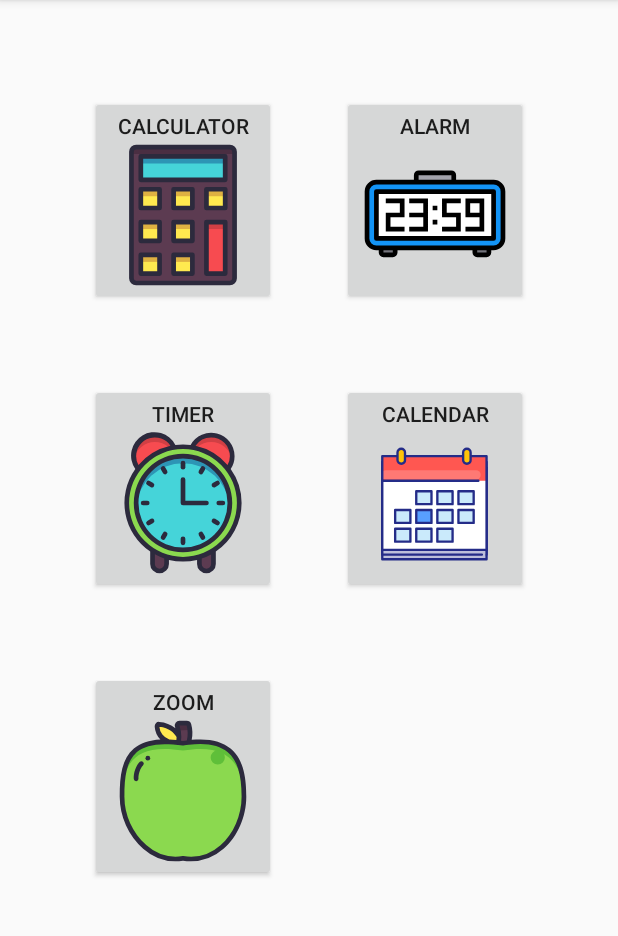
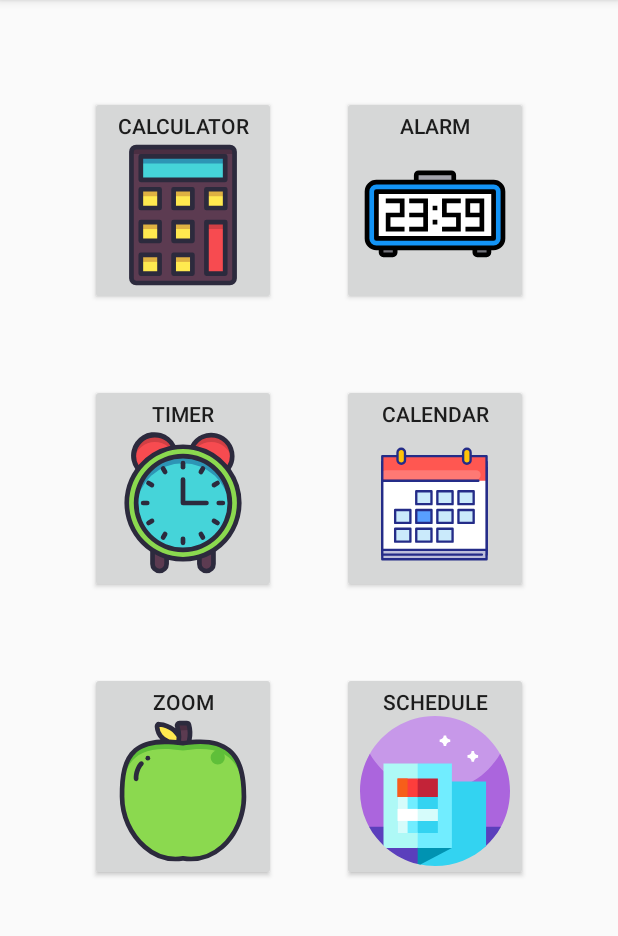
Before and after one commit to SauravC99/AgendaApp, an Android app: the Home screen opened directly, with no data from a screen before it, on a phone screen of 412 x 824 dp, the part 84-1020 px from its top. Run offline under Robolectric (Android 15) with nearby library versions, the phone set to English and light mode, and no system bars.

Commit message:
new button
modified home.java
added ic_class.xml
activity_home.xml added button

```diff
--- a/app/src/main/java/com/blackboxstudios/agendaplus/Home.java
+++ b/app/src/main/java/com/blackboxstudios/agendaplus/Home.java
@@ -25,6 +25,8 @@ public class Home extends AppCompatActivity implements View.OnClickListener {
         four.setOnClickListener(this);
         Button five = (Button)findViewById(R.id.alarm);
         five.setOnClickListener(this);
+        Button six = (Button)findViewById(R.id.schedule);
+        six.setOnClickListener(this);
     }
 
     @Override
@@ -51,6 +53,11 @@ public class Home extends AppCompatActivity implements View.OnClickListener {
             case R.id.alarm:
                 intent = new Intent(this, AlarmPage.class);
                 break;
+
+            case R.id.schedule:
+                intent = new Intent(this, ClassScheduleActivity.class);
+                break;
+
             default:
                 break;
         }
--- /dev/null
+++ b/app/src/main/res/drawable/ic_class.xml
@@ -0,0 +1,57 @@
+<vector xmlns:android="http://schemas.android.com/apk/res/android"
+    android:width="100dp"
+    android:height="100dp"
+    android:viewportWidth="512"
+    android:viewportHeight="512">
+  <path
+      android:pathData="m256,310.357c-141.387,0 -244.272,-142.074 -223.69,-178.947 43.757,-78.396 127.531,-131.41 223.69,-131.41 96.099,0 179.83,52.949 223.61,131.265 20.631,36.907 -82.223,179.092 -223.61,179.092z"
+      android:fillColor="#c798e9"/>
+  <path
+      android:pathData="m512,256c0,26.051 -3.891,51.191 -11.129,74.871 -5.031,16.469 -11.672,32.231 -19.75,47.109 -8.25,15.2 -147.391,39.856 -225.121,39.856s-216.871,-24.656 -225.109,-39.856c-3.289,-6.031 -6.332,-12.21 -9.121,-18.531 -14,-31.629 -21.77,-66.629 -21.77,-103.449 0,-46.219 12.25,-89.57 33.68,-127 44.121,77.07 127.16,129 222.32,129s178.211,-51.93 222.32,-129c21.43,37.43 33.68,80.781 33.68,127zM512,256"
+      android:fillColor="#ab65dd"/>
+  <path
+      android:pathData="m481.262,377.699c-7.16,13.223 -15.434,25.742 -24.723,37.43 -8.437,10.633 -17.719,20.57 -27.719,29.723 -45.539,41.699 -212.604,64.816 -231.424,60.407 -40.514,-9.491 -77.325,-28.607 -107.888,-54.801 -2.14,-1.834 1.24,-6.211 -0.838,-8.113 -0.99,-0.906 -7.463,0.688 -8.438,-0.234 -8.881,-8.386 -17.169,-17.401 -24.77,-26.982 -9.289,-11.688 -17.563,-24.207 -24.723,-37.43zM481.262,377.699"
+      android:fillColor="#5b3fbc"/>
+  <path
+      android:pathData="m197.396,505.252c18.821,4.408 38.439,6.748 58.604,6.748 67.341,0 128.596,-26.014 174.299,-68.523v-220.013h-212.871z"
+      android:fillColor="#33d3f1"/>
+  <path
+      android:pathData="m196.916,505.135c3.057,0.722 6.135,1.387 9.233,1.998l107.458,-56.667 -116.691,-61.537z"
+      android:fillColor="#0093b2"/>
+  <path
+      android:pathData="m313.608,161.927h-116.692l-82.049,144.27 82.049,144.269h116.692z"
+      android:fillColor="#71edff"/>
+  <path
+      android:pathData="m80.225,442.103c3.029,2.862 6.129,5.65 9.296,8.363h107.396v-288.538h-116.692z"
+      android:fillColor="#aef9f6"/>
+  <path
+      android:pathData="m265.746,213.208h-68.83l-34.415,83.416 103.245,-20.512z"
+      android:fillColor="#c32338"/>
+  <path
+      android:pathData="m128.086,213.208v62.904l68.83,20.512v-83.416z"
+      android:fillColor="#fd3d3c"/>
+  <path
+      android:pathData="m128.086,213.208v62.904l34.415,20.512v-83.416z"
+      android:fillColor="#f75e1a"/>
+  <path
+      android:pathData="m265.746,276.112h-68.83l-34.415,61.537 34.415,61.536h68.83v-41.024l-34.415,-20.512 34.415,-20.513z"
+      android:fillColor="#33d3f1"/>
+  <path
+      android:pathData="m128.086,276.112v41.024l34.415,20.513 -34.415,20.512v41.024h68.83v-123.073z"
+      android:fillColor="#71edff"/>
+  <path
+      android:pathData="m128.086,276.112v41.024l17.208,20.513 -17.208,20.512v41.024h34.415v-123.073z"
+      android:fillColor="#d6fcfb"/>
+  <path
+      android:pathData="m196.916,358.161h68.83v-41.025h-68.83l-20.512,20.513z"
+      android:fillColor="#d6fcfb"/>
+  <path
+      android:pathData="m128.086,317.136h68.83v41.024h-68.83z"
+      android:fillColor="#fff"/>
+  <path
+      android:pathData="m308.047,79.979h-1.524c-6.754,0 -12.226,-5.477 -12.226,-12.227v-1.523h-8.715v1.523c0,6.75 -5.477,12.227 -12.227,12.227h-1.527v8.715h1.527c6.75,0 12.227,5.472 12.227,12.226v1.528h8.715v-1.528c0,-6.754 5.472,-12.226 12.226,-12.226h1.524zM308.047,79.979"
+      android:fillColor="#fff"/>
+  <path
+      android:pathData="m403.131,133.405h-1.524c-6.754,0 -12.226,-5.477 -12.226,-12.227v-1.523h-8.715v1.523c0,6.75 -5.477,12.227 -12.227,12.227h-1.527v8.715h1.527c6.75,0 12.227,5.472 12.227,12.226v1.528h8.715v-1.528c0,-6.754 5.472,-12.226 12.226,-12.226h1.524zM403.131,133.405"
+      android:fillColor="#fff"/>
+</vector>
--- a/app/src/main/res/layout/activity_home.xml
+++ b/app/src/main/res/layout/activity_home.xml
@@ -64,4 +64,16 @@
         app:layout_constraintStart_toStartOf="parent"
         app:layout_constraintTop_toTopOf="parent" />
 
+    <Button
+        android:id="@+id/schedule"
+        android:layout_width="wrap_content"
+        android:layout_height="wrap_content"
+        android:layout_marginStart="228dp"
+        android:layout_marginTop="448dp"
+        android:drawableBottom="@drawable/ic_class"
+        android:text="Schedule"
+
+        app:layout_constraintStart_toStartOf="parent"
+        app:layout_constraintTop_toTopOf="parent" />
+
 </androidx.constraintlayout.widget.ConstraintLayout>
```
